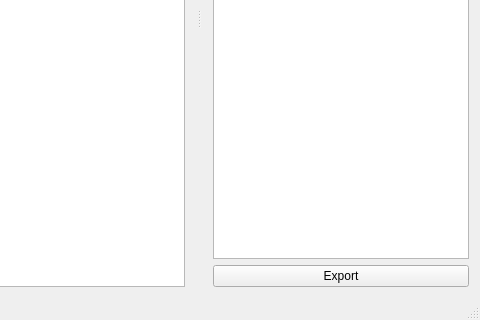
Above: src/mainwindow.ui from ComputerVisionWorks/ImageDuplicateFinder before the change; both pictures show x 320 to 800 and y 280 to 600 of the 800 by 600 pixel window. Below: the same form after it.
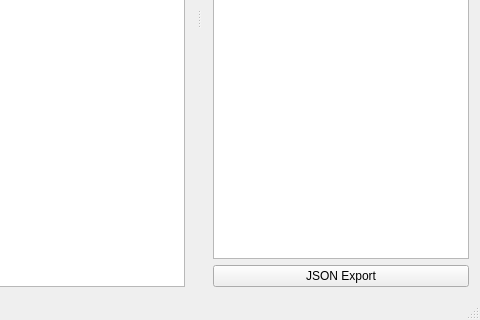
That is the form after the change. Custom widgets are drawn as their Qt base class.

Commit message: Functionnality to export in JSON

Diff of the .ui file:
```diff
--- a/src/mainwindow.ui
+++ b/src/mainwindow.ui
@@ -204,7 +204,7 @@
      <item>
       <widget class="QPushButton" name="exportDuplicateGroupsPushButton">
        <property name="text">
-        <string>Export</string>
+        <string>JSON Export</string>
        </property>
       </widget>
      </item>
```
The commit also changes 6 other files.
